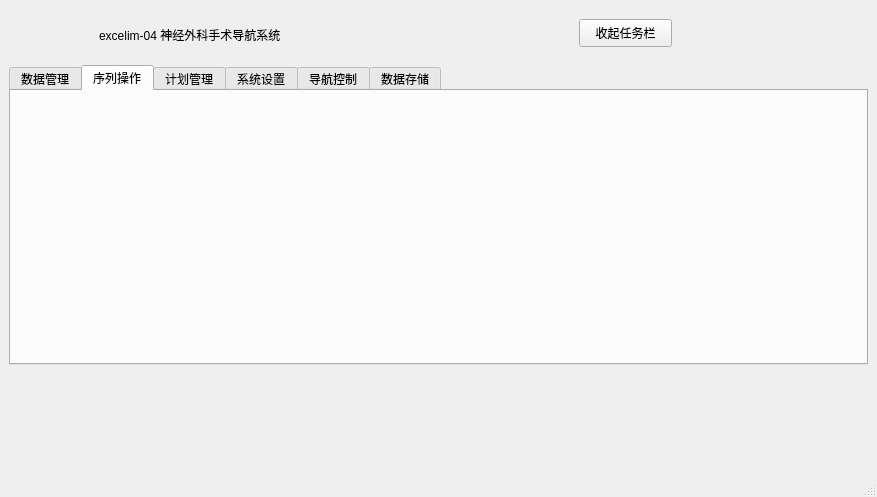
Qt form mainwindow.ui (kalipolis/excelim_qt_withui) before a commit.
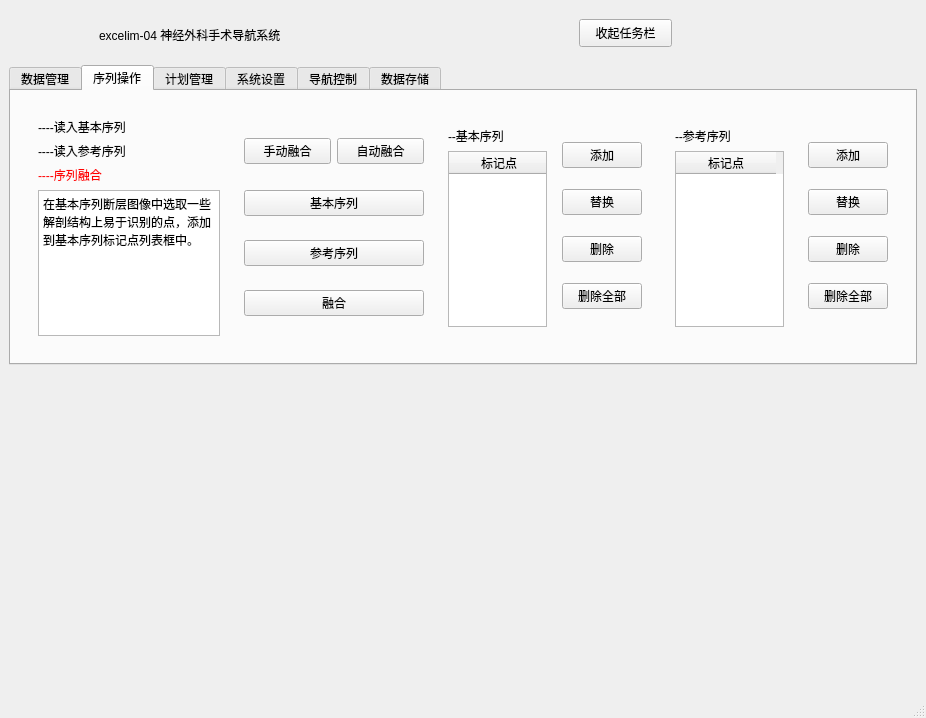
The same form after that commit. The open tabs and pages were chosen to show the change.

Commit message: 添加序列融合

Patch:
```diff
--- a/mainwindow.ui
+++ b/mainwindow.ui
@@ -6,8 +6,8 @@
    <rect>
     <x>0</x>
     <y>0</y>
-    <width>877</width>
-    <height>497</height>
+    <width>926</width>
+    <height>718</height>
    </rect>
   </property>
   <property name="windowTitle">
@@ -1064,7 +1064,288 @@
             </item>
            </layout>
           </widget>
-          <widget class="QWidget" name="page_2"/>
+          <widget class="QWidget" name="page_2">
+           <layout class="QHBoxLayout" name="horizontalLayout_26">
+            <item>
+             <widget class="QWidget" name="widget_34" native="true">
+              <property name="maximumSize">
+               <size>
+                <width>200</width>
+                <height>16777215</height>
+               </size>
+              </property>
+              <layout class="QVBoxLayout" name="verticalLayout_19">
+               <item>
+                <widget class="QLabel" name="label_22">
+                 <property name="styleSheet">
+                  <string notr="true"/>
+                 </property>
+                 <property name="text">
+                  <string>----读入基本序列</string>
+                 </property>
+                </widget>
+               </item>
+               <item>
+                <widget class="QLabel" name="label_23">
+                 <property name="styleSheet">
+                  <string notr="true"/>
+                 </property>
+                 <property name="text">
+                  <string>----读入参考序列</string>
+                 </property>
+                </widget>
+               </item>
+               <item>
+                <widget class="QLabel" name="label_24">
+                 <property name="styleSheet">
+                  <string notr="true">color:rgb(255, 0, 0)</string>
+                 </property>
+                 <property name="text">
+                  <string>----序列融合</string>
+                 </property>
+                </widget>
+               </item>
+               <item>
+                <widget class="QTextBrowser" name="textBrowser_5">
+                 <property name="html">
+                  <string>&lt;!DOCTYPE HTML PUBLIC &quot;-//W3C//DTD HTML 4.0//EN&quot; &quot;http://www.w3.org/TR/REC-html40/strict.dtd&quot;&gt;
+&lt;html&gt;&lt;head&gt;&lt;meta name=&quot;qrichtext&quot; content=&quot;1&quot; /&gt;&lt;style type=&quot;text/css&quot;&gt;
+p, li { white-space: pre-wrap; }
+&lt;/style&gt;&lt;/head&gt;&lt;body style=&quot; font-family:'SimSun'; font-size:9pt; font-weight:400; font-style:normal;&quot;&gt;
+&lt;p style=&quot; margin-top:0px; margin-bottom:0px; margin-left:0px; margin-right:0px; -qt-block-indent:0; text-indent:0px;&quot;&gt;在基本序列断层图像中选取一些解剖结构上易于识别的点，添加到基本序列标记点列表框中。&lt;/p&gt;&lt;/body&gt;&lt;/html&gt;</string>
+                 </property>
+                </widget>
+               </item>
+              </layout>
+             </widget>
+            </item>
+            <item>
+             <widget class="QWidget" name="widget_36" native="true">
+              <layout class="QVBoxLayout" name="verticalLayout_20">
+               <item>
+                <widget class="QWidget" name="widget_35" native="true">
+                 <property name="minimumSize">
+                  <size>
+                   <width>100</width>
+                   <height>30</height>
+                  </size>
+                 </property>
+                 <property name="maximumSize">
+                  <size>
+                   <width>16777215</width>
+                   <height>30</height>
+                  </size>
+                 </property>
+                 <layout class="QHBoxLayout" name="horizontalLayout_23">
+                  <property name="leftMargin">
+                   <number>0</number>
+                  </property>
+                  <property name="topMargin">
+                   <number>0</number>
+                  </property>
+                  <property name="rightMargin">
+                   <number>0</number>
+                  </property>
+                  <property name="bottomMargin">
+                   <number>0</number>
+                  </property>
+                  <item>
+                   <widget class="QPushButton" name="pushButton_25">
+                    <property name="text">
+                     <string>手动融合</string>
+                    </property>
+                   </widget>
+                  </item>
+                  <item>
+                   <widget class="QPushButton" name="pushButton_26">
+                    <property name="text">
+                     <string>自动融合</string>
+                    </property>
+                   </widget>
+                  </item>
+                 </layout>
+                </widget>
+               </item>
+               <item>
+                <widget class="QPushButton" name="pushButton_27">
+                 <property name="text">
+                  <string>基本序列</string>
+                 </property>
+                </widget>
+               </item>
+               <item>
+                <widget class="QPushButton" name="pushButton_28">
+                 <property name="text">
+                  <string>参考序列</string>
+                 </property>
+                </widget>
+               </item>
+               <item>
+                <widget class="QPushButton" name="pushButton_29">
+                 <property name="text">
+                  <string>融合</string>
+                 </property>
+                </widget>
+               </item>
+              </layout>
+             </widget>
+            </item>
+            <item>
+             <widget class="QWidget" name="widget_39" native="true">
+              <property name="maximumSize">
+               <size>
+                <width>221</width>
+                <height>16777215</height>
+               </size>
+              </property>
+              <layout class="QHBoxLayout" name="horizontalLayout_24">
+               <item>
+                <widget class="QWidget" name="widget_37" native="true">
+                 <layout class="QVBoxLayout" name="verticalLayout_21">
+                  <property name="leftMargin">
+                   <number>0</number>
+                  </property>
+                  <property name="rightMargin">
+                   <number>0</number>
+                  </property>
+                  <item>
+                   <widget class="QLabel" name="label_25">
+                    <property name="styleSheet">
+                     <string notr="true"/>
+                    </property>
+                    <property name="text">
+                     <string>--基本序列</string>
+                    </property>
+                   </widget>
+                  </item>
+                  <item>
+                   <widget class="QTableWidget" name="tableWidget_4">
+                    <column>
+                     <property name="text">
+                      <string>标记点</string>
+                     </property>
+                    </column>
+                   </widget>
+                  </item>
+                 </layout>
+                </widget>
+               </item>
+               <item>
+                <widget class="QWidget" name="widget_38" native="true">
+                 <layout class="QVBoxLayout" name="verticalLayout_22">
+                  <item>
+                   <widget class="QPushButton" name="pushButton_30">
+                    <property name="text">
+                     <string>添加</string>
+                    </property>
+                   </widget>
+                  </item>
+                  <item>
+                   <widget class="QPushButton" name="pushButton_31">
+                    <property name="text">
+                     <string>替换</string>
+                    </property>
+                   </widget>
+                  </item>
+                  <item>
+                   <widget class="QPushButton" name="pushButton_32">
+                    <property name="text">
+                     <string>删除</string>
+                    </property>
+                   </widget>
+                  </item>
+                  <item>
+                   <widget class="QPushButton" name="pushButton_33">
+                    <property name="text">
+                     <string>删除全部</string>
+                    </property>
+                   </widget>
+                  </item>
+                 </layout>
+                </widget>
+               </item>
+              </layout>
+             </widget>
+            </item>
+            <item>
+             <widget class="QWidget" name="widget_40" native="true">
+              <property name="maximumSize">
+               <size>
+                <width>231</width>
+                <height>16777215</height>
+               </size>
+              </property>
+              <layout class="QHBoxLayout" name="horizontalLayout_25">
+               <property name="leftMargin">
+                <number>0</number>
+               </property>
+               <property name="rightMargin">
+                <number>0</number>
+               </property>
+               <item>
+                <widget class="QWidget" name="widget_41" native="true">
+                 <layout class="QVBoxLayout" name="verticalLayout_23">
+                  <item>
+                   <widget class="QLabel" name="label_26">
+                    <property name="styleSheet">
+                     <string notr="true"/>
+                    </property>
+                    <property name="text">
+                     <string>--参考序列</string>
+                    </property>
+                   </widget>
+                  </item>
+                  <item>
+                   <widget class="QTableWidget" name="tableWidget_5">
+                    <column>
+                     <property name="text">
+                      <string>标记点</string>
+                     </property>
+                    </column>
+                   </widget>
+                  </item>
+                 </layout>
+                </widget>
+               </item>
+               <item>
+                <widget class="QWidget" name="widget_42" native="true">
+                 <layout class="QVBoxLayout" name="verticalLayout_24">
+                  <item>
+                   <widget class="QPushButton" name="pushButton_34">
+                    <property name="text">
+                     <string>添加</string>
+                    </property>
+                   </widget>
+                  </item>
+                  <item>
+                   <widget class="QPushButton" name="pushButton_35">
+                    <property name="text">
+                     <string>替换</string>
+                    </property>
+                   </widget>
+                  </item>
+                  <item>
+                   <widget class="QPushButton" name="pushButton_36">
+                    <property name="text">
+                     <string>删除</string>
+                    </property>
+                   </widget>
+                  </item>
+                  <item>
+                   <widget class="QPushButton" name="pushButton_37">
+                    <property name="text">
+                     <string>删除全部</string>
+                    </property>
+                   </widget>
+                  </item>
+                 </layout>
+                </widget>
+               </item>
+              </layout>
+             </widget>
+            </item>
+           </layout>
+          </widget>
          </widget>
         </item>
        </layout>
```
Left out of the diff: 10 changed lines with no effect on the pictures.
